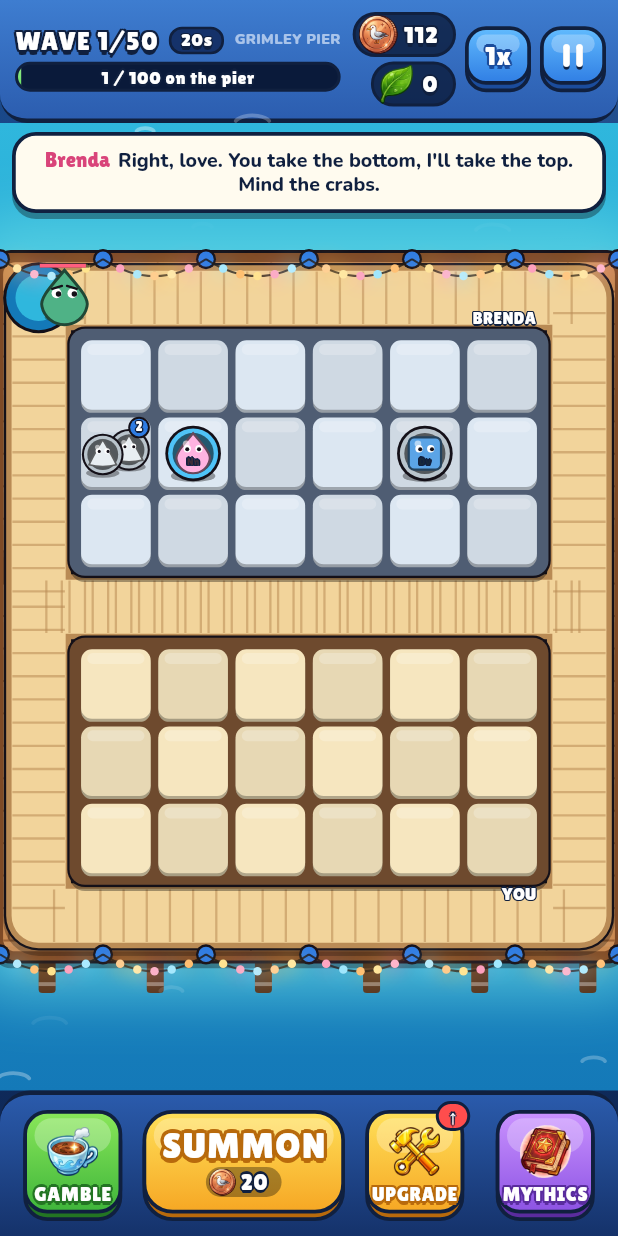
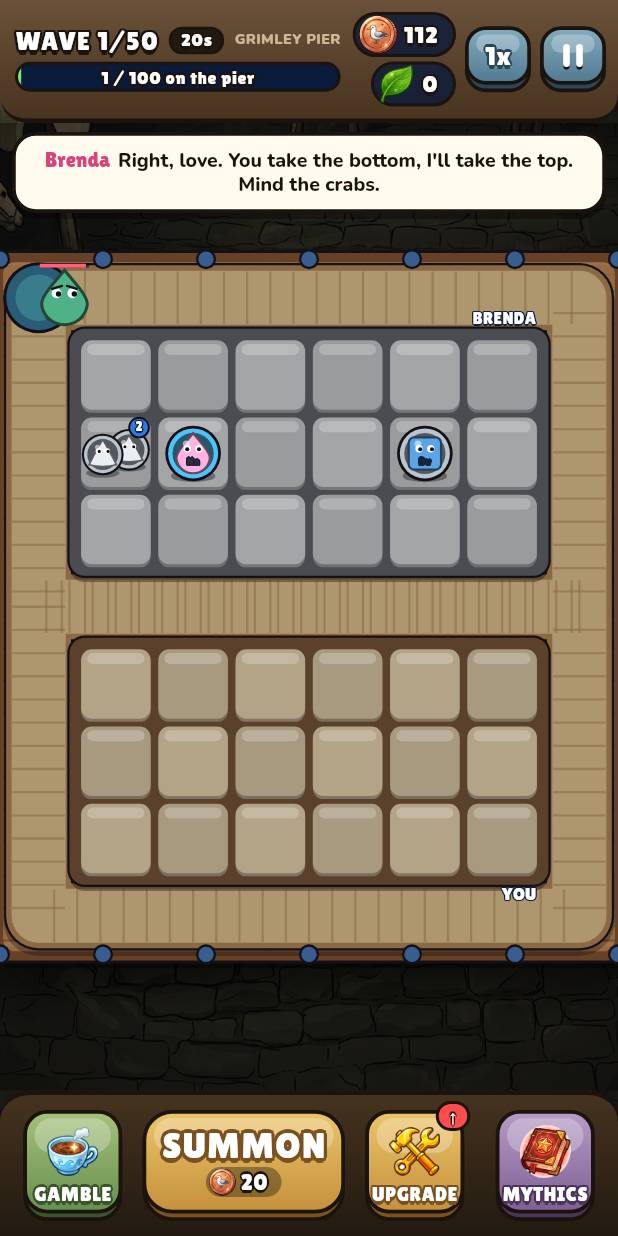
Before and after one commit to andyjxck/voided, a Flutter app: the GameScreen screen opened directly with empty values, after a tap on an icon or button, on a phone screen of 412 x 824 dp. Run offline on Flutter 3.47's test engine with Material 3 defaults, Android fonts, the phone set to English and light mode, and no system bars; our stand-ins replace shared_preferences; missing offline and left inert: dart:js_interop; accounts and stored records are empty.

Commit message:
Rustic screen pass: fairground backdrop (task 87067d11) behind every screen, weathered wood/brass palette, deck as raised timber stage with grain and nails, festoon bulbs and sea foam retired, oak cabinet posts on wide screens; Wobbler retake; sprite manifest + validator

```diff
--- a/lib/ui/field.dart
+++ b/lib/ui/field.dart
@@ -112,7 +112,8 @@ class FieldPainter extends CustomPainter {
     }
     canvas.drawPicture(_bg!);
     _paintWaves(canvas, size, geo);
-    _paintLights(canvas, geo);
+    // Festoon bulbs retired in the rustic pass: the backdrop carries the
+    // fairground lights, and blinking dots on the deck read as clutter.
     _paintBoards(canvas, geo);
     _paintEnemies(canvas, geo);
     _paintFx(canvas, geo);
@@ -152,38 +153,20 @@ class FieldPainter extends CustomPainter {
     final s = geo.scale;
     final th = _th;
     final f = g.field;
-    // Sea
-    c.drawRect(
-      Offset.zero & size,
-      Paint()
-        ..shader = LinearGradient(
-          begin: Alignment.topCenter,
-          end: Alignment.bottomCenter,
-          colors: [th.seaTop, th.seaBottom],
-        ).createShader(Offset.zero & size),
-    );
+    // No painted sea: the fairground backdrop behind the screen shows
+    // through, darkened, so the deck reads as a raised wooden stage.
     final deckRect = Rect.fromPoints(geo.px(0, 0), geo.px(f.w, f.h));
-    // Shallow-water halo round the pier
+    c.drawRect(Offset.zero & size, Paint()..color = const Color(0x59000000));
+    // Soft contact shadow under the stage for depth.
     c.drawRRect(
       RRect.fromRectAndRadius(
-        deckRect.inflate(s * 0.55),
-        Radius.circular(s * 0.8),
+        deckRect.inflate(s * 0.3).shift(Offset(s * 0.12, s * 0.22)),
+        Radius.circular(s * 0.5),
       ),
       Paint()
-        ..color = th.shallow
-        ..maskFilter = MaskFilter.blur(BlurStyle.normal, s * 0.35),
+        ..color = const Color(0x99000000)
+        ..maskFilter = MaskFilter.blur(BlurStyle.normal, s * 0.3),
     );
-    // Pier legs under the bottom edge
-    final legs = Paint()..color = th.legs;
-    for (var x = 0.5; x < f.w; x += 1.4) {
-      final lx = geo.px(x, 0).dx;
-      final r = Rect.fromLTWH(lx, deckRect.bottom, s * 0.22, s * 0.5);
-      c.drawRRect(RRect.fromRectAndRadius(r, Radius.circular(s * 0.05)), legs);
-      c.drawRect(
-        Rect.fromLTWH(lx, deckRect.bottom + s * 0.36, s * 0.22, s * 0.05),
-        Paint()..color = Colors.white.withValues(alpha: 0.35),
-      );
-    }
     // Deck: outline, frame, then planks
     final frame = RRect.fromRectAndRadius(
       deckRect.inflate(s * 0.08),
@@ -220,6 +203,23 @@ class FieldPainter extends CustomPainter {
       ) {
         final px = geo.px(x, 0).dx;
         c.drawLine(Offset(px, py), Offset(px, py + s * 0.42), plankLine);
+      }
+      // Weathering: darker grain streaks and a nail at each plank end.
+      final grain = Paint()
+        ..color = th.deckLine.withValues(alpha: 0.35)
+        ..strokeWidth = math.max(1, s * 0.015);
+      for (var k = 0; k < 3; k++) {
+        final gx = deckRect.left + rnd.nextDouble() * deckRect.width;
+        final gy = py + s * (0.1 + rnd.nextDouble() * 0.24);
+        c.drawLine(
+          Offset(gx, gy),
+          Offset(gx + s * (0.5 + rnd.nextDouble()), gy + s * 0.02),
+          grain,
+        );
+      }
+      final nail = Paint()..color = const Color(0x664A3A2C);
+      for (var x = 0.2; x < f.w; x += 1.4) {
+        c.drawCircle(geo.px(x, y + 0.21), math.max(1, s * 0.03), nail);
       }
       c.drawRect(
         Rect.fromLTWH(deckRect.left, py + 1, deckRect.width, s * 0.06),
@@ -336,34 +336,7 @@ class FieldPainter extends CustomPainter {
 
   void _paintWaves(Canvas c, Size size, FieldGeom geo) {
     final th = _th;
-    final rect = Rect.fromPoints(
-      geo.px(0, 0),
-      geo.px(g.field.w, g.field.h),
-    ).inflate(geo.scale * 0.3);
-    final p = Paint()
-      ..style = PaintingStyle.stroke
-      ..strokeCap = StrokeCap.round
-      ..strokeWidth = 2.5;
-    final rnd = math.Random(11);
-    for (var i = 0; i < 46; i++) {
-      final x0 = rnd.nextDouble() * size.width;
-      final y0 = rnd.nextDouble() * size.height;
-      final ph = rnd.nextDouble() * math.pi * 2;
-      final x =
-          (x0 + t * 8 * (0.5 + rnd.nextDouble())) % (size.width + 40) - 20;
-      final y = y0 + math.sin(t * 0.9 + ph) * 3;
-      if (rect.contains(Offset(x, y))) continue;
-      final a = 0.18 + 0.18 * math.sin(t * 1.3 + ph);
-      p.color = th.foam.withValues(alpha: a.clamp(0.0, 1.0));
-      final w = 10 + 14 * rnd.nextDouble();
-      c.drawArc(
-        Rect.fromCenter(center: Offset(x, y), width: w, height: w * 0.45),
-        math.pi * 1.1,
-        math.pi * 0.8,
-        false,
-        p,
-      );
-    }
+    // No foam arcs: there is no painted sea any more, only fog on fog levels.
     if (th.fog > 0) {
       for (var i = 0; i < 4; i++) {
         final x =
@@ -379,55 +352,6 @@ class FieldPainter extends CustomPainter {
             ..color = Colors.white.withValues(alpha: th.fog)
             ..maskFilter = const MaskFilter.blur(BlurStyle.normal, 30),
         );
-      }
-    }
-  }
-
-  void _paintLights(Canvas c, FieldGeom geo) {
-    // Festoon lights strung between the lamp posts. They breathe gently
-    // instead of blinking.
-    final th = _th;
-    final f = g.field;
-    final s = geo.scale;
-    final wire = Paint()
-      ..style = PaintingStyle.stroke
-      ..strokeWidth = math.max(1, s * 0.025)
-      ..color = const Color(0xCC1A1410);
-    var k = 0;
-    for (final y in [0.0, f.h]) {
-      final span = f.w / 6;
-      for (var x = 0.0; x < f.w - 0.01; x += span) {
-        final a = geo.px(x, y), b = geo.px(x + span, y);
-        final sag = s * 0.22;
-        final mid = Offset((a.dx + b.dx) / 2, a.dy + sag * 2);
-        c.drawPath(
-          Path()
-            ..moveTo(a.dx, a.dy)
-            ..quadraticBezierTo(mid.dx, mid.dy, b.dx, b.dy),
-          wire,
-        );
-        for (var j = 1; j < 6; j++) {
-          final u = j / 6;
-          final p = Offset(
-            (1 - u) * (1 - u) * a.dx + 2 * (1 - u) * u * mid.dx + u * u * b.dx,
-            (1 - u) * (1 - u) * a.dy + 2 * (1 - u) * u * mid.dy + u * u * b.dy,
-          );
-          final col = th.bulbs[k % th.bulbs.length];
-          final glow = 0.55 + 0.25 * math.sin(t * 1.6 + k * 0.9);
-          c.drawCircle(
-            p,
-            s * 0.16,
-            Paint()
-              ..color = col.withValues(alpha: 0.28 * glow)
-              ..maskFilter = MaskFilter.blur(BlurStyle.normal, s * 0.1),
-          );
-          c.drawCircle(
-            p,
-            s * 0.055,
-            Paint()..color = Color.lerp(col, Colors.white, 0.45 * glow)!,
-          );
-          k++;
-        }
       }
     }
   }
@@ -961,5 +885,40 @@ class _Theme {
     ),
   ];
 
-  static _Theme of(int level) => _all[(level - 1) % _all.length];
+  static final _weatheredAll = [for (final t in _all) t._weathered()];
+  static _Theme of(int level) =>
+      _weatheredAll[(level - 1) % _weatheredAll.length];
+
+  /// Rustic pass: every level keeps its own hue but reads as sun-bleached,
+  /// salt-stained paint over old timber rather than fresh candy colours.
+  _Theme _weathered() {
+    Color w(Color c, [double k = 0.38]) {
+      final m = Color.lerp(c, const Color(0xFF5E4B39), k)!;
+      return Color.lerp(
+        m,
+        const Color(0xFF000000),
+        0.12,
+      )!.withValues(alpha: c.a);
+    }
+
+    return _Theme(
+      seaTop: w(seaTop),
+      seaBottom: w(seaBottom),
+      shallow: w(shallow),
+      foam: w(foam, 0.2),
+      deck: w(deck, 0.3),
+      deckEdge: w(deckEdge, 0.3),
+      deckLine: w(deckLine, 0.3),
+      lane: w(lane, 0.3),
+      laneEdge: w(laneEdge, 0.3),
+      platform: w(platform),
+      platform2: w(platform2),
+      tile: w(tile, 0.28),
+      tile2: w(tile2, 0.28),
+      legs: w(legs),
+      post: w(post),
+      bulbs: [for (final b in bulbs) w(b, 0.25)],
+      fog: fog,
+    );
+  }
 }
--- a/lib/ui/widgets.dart
+++ b/lib/ui/widgets.dart
@@ -61,28 +61,28 @@ TextStyle body(
 // ---------------------------------------------------------------------------
 
 class Vx {
-  static const ink = Color(0xFF10203F); // every outline
-  static const text = Color(0xFFEAF3FF);
-  static const textDim = Color(0xFFA9C4EA);
-  static const panelTop = Color(0xFF3E7DD0);
-  static const panelBottom = Color(0xFF2B5CAE);
-  static const well = Color(0xFF1C4385);
-  static const wellDeep = Color(0xFF15326A);
-  static const bgTop = Color(0xFF1B4C8F);
-  static const bgBottom = Color(0xFF0D2552);
-  static const gold = Color(0xFFFFD84A);
-  static const glass = Color(0xFF6FE3E0);
+  static const ink = Color(0xFF1B130D); // every outline: tarred wood
+  static const text = Color(0xFFF4EAD3); // bone
+  static const textDim = Color(0xFFC9B795);
+  static const panelTop = Color(0xFF6B5139); // oiled oak
+  static const panelBottom = Color(0xFF47331F);
+  static const well = Color(0xFF2F2418);
+  static const wellDeep = Color(0xFF221A11);
+  static const bgTop = Color(0xFF26302B);
+  static const bgBottom = Color(0xFF12100C);
+  static const gold = Color(0xFFE3B451); // aged brass
+  static const glass = Color(0xFF93CDB9); // sea glass
 }
 
 /// Button colours: face top, face bottom, lip (the 3D edge) and text stroke.
 enum Tone {
-  yellow(Color(0xFFFFE15A), Color(0xFFF6A623), Color(0xFFB86A0C)),
-  green(Color(0xFF8BE85A), Color(0xFF3DB43A), Color(0xFF237523)),
-  blue(Color(0xFF63BDFF), Color(0xFF2E7CE3), Color(0xFF1B4C9C)),
-  red(Color(0xFFFF8473), Color(0xFFE2443C), Color(0xFF9A2323)),
-  purple(Color(0xFFCB93FF), Color(0xFF8B52E3), Color(0xFF5A2C9E)),
-  teal(Color(0xFF6FF0D8), Color(0xFF22B5A8), Color(0xFF14736E)),
-  grey(Color(0xFFB7C2D3), Color(0xFF7C889C), Color(0xFF4E586A));
+  yellow(Color(0xFFEBC66C), Color(0xFFC48F3A), Color(0xFF7A5221)),
+  green(Color(0xFFA6C27C), Color(0xFF668E4C), Color(0xFF39552B)),
+  blue(Color(0xFF86AEC0), Color(0xFF4F7890), Color(0xFF2C4657)),
+  red(Color(0xFFDC8A70), Color(0xFFA9503B), Color(0xFF66291E)),
+  purple(Color(0xFFB79DC6), Color(0xFF7C5E92), Color(0xFF4A3459)),
+  teal(Color(0xFF93C9B6), Color(0xFF4F9082), Color(0xFF2B564D)),
+  grey(Color(0xFFC2BAAA), Color(0xFF878072), Color(0xFF524B41));
 
   final Color top;
   final Color bottom;
@@ -102,56 +102,32 @@ Tone toneForTier(int tier) => const [
 // Backdrops and frames
 // ---------------------------------------------------------------------------
 
-/// The deep-sea gradient behind every menu screen, with soft light rays.
+/// The painted fairground backdrop behind every screen: the weathered
+/// promenade at dusk, darkened at the edges so panels and figurines read.
 class SeaBackdrop extends StatelessWidget {
   final Widget child;
   const SeaBackdrop({super.key, required this.child});
   @override
   Widget build(BuildContext context) => DecoratedBox(
     decoration: const BoxDecoration(
-      gradient: LinearGradient(
-        begin: Alignment.topCenter,
-        end: Alignment.bottomCenter,
-        colors: [Vx.bgTop, Vx.bgBottom],
+      color: Vx.bgBottom,
+      image: DecorationImage(
+        image: AssetImage('assets/backdrop.jpg'),
+        fit: BoxFit.cover,
+        alignment: Alignment.center,
       ),
     ),
-    child: CustomPaint(painter: _RaysPainter(), child: child),
+    child: DecoratedBox(
+      decoration: const BoxDecoration(
+        gradient: RadialGradient(
+          radius: 1.05,
+          colors: [Color(0x330B0907), Color(0xB30B0907)],
+          stops: [0.45, 1.0],
+        ),
+      ),
+      child: child,
+    ),
   );
-}
-
-class _RaysPainter extends CustomPainter {
-  @override
-  void paint(Canvas canvas, Size s) {
-    final p = Paint()..color = Colors.white.withValues(alpha: 0.035);
-    for (var i = 0; i < 6; i++) {
-      final x = s.width * (0.08 + i * 0.18);
-      canvas.drawPath(
-        Path()
-          ..moveTo(x, 0)
-          ..lineTo(x + s.width * 0.07, 0)
-          ..lineTo(x - s.width * 0.12, s.height)
-          ..lineTo(x - s.width * 0.22, s.height)
-          ..close(),
-        p,
-      );
-    }
-    // Bubbles
-    final b = Paint()
-      ..color = Colors.white.withValues(alpha: 0.08)
-      ..style = PaintingStyle.stroke
-      ..strokeWidth = 1.5;
-    final r = math.Random(7);
-    for (var i = 0; i < 18; i++) {
-      canvas.drawCircle(
-        Offset(r.nextDouble() * s.width, r.nextDouble() * s.height),
-        2 + r.nextDouble() * 5,
-        b,
-      );
-    }
-  }
-
-  @override
-  bool shouldRepaint(covariant CustomPainter oldDelegate) => false;
 }
 
 /// The framed blue panel used for every card and pop-up.
--- a/pubspec.yaml
+++ b/pubspec.yaml
@@ -21,6 +21,7 @@ flutter:
   assets:
     - assets/sprites/
     - assets/title.jpg
+    - assets/backdrop.jpg
   fonts:
     - family: Lilita
       fonts:
```
Also changed, not shown: lib/ui/game_screen.dart (+35 -22 lines), sprite_manifest.json (added, +108 -0 lines), tool/balance.dart (+18 -5 lines), tool/diff_probe.dart (+6 -2 lines), tool/dump_ids.dart (added, +16 -0 lines), tool/level_probe.dart (+8 -2 lines), tool/meta_smoke.dart (+16 -6 lines), tool/trace.dart (+15 -7 lines), art_src/sheets/e_wobbler_retake.jpg (added), assets/backdrop.jpg (added), assets/sprites/e_wobbler.png, 1 other file.
